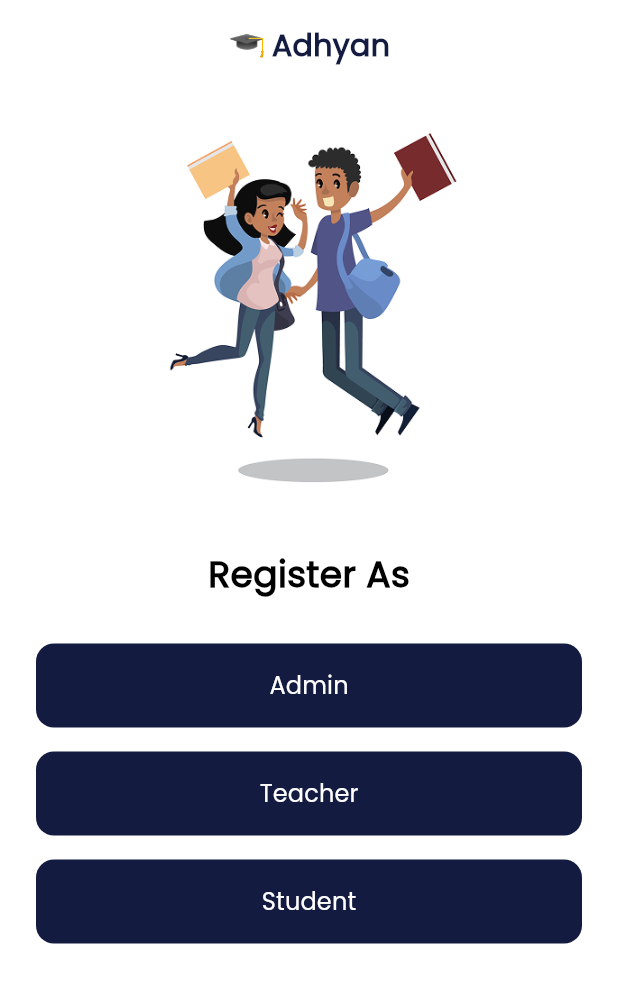
After one commit to DavidGuragain18/Aadhyan_LMS_main, a Flutter app: the RegisterPage screen opened directly, on a phone screen of 412 x 824 dp. The commit adds this screen. Shown: the top 983 px of the screen. Run offline on Flutter 3.47's test engine with Material 3 defaults, Android fonts, the phone set to English and light mode, and no system bars; our stand-ins replace accordion, awesome_dialog, babstrap_settings_screen, bloc, dartz, dio and 10 more; accounts and stored records are empty.

Commit message:
Teacher Regrestration

```diff
--- a/lms_forntend/lib/ai_chatbot/constant.dart
+++ b/lms_forntend/lib/ai_chatbot/constant.dart
@@ -1 +1 @@
-const API_KEY = "";
+const API_KEY = "6b4919c9d9453068a18c";
--- /dev/null
+++ b/lms_forntend/lib/features/auth/presentation/view/choose_users.dart
@@ -0,0 +1,121 @@
+import 'package:flutter/material.dart';
+import 'package:flutter/services.dart';
+
+void main() {
+  SystemChrome.setSystemUIOverlayStyle(
+    const SystemUiOverlayStyle(
+      statusBarColor: Colors.transparent,
+      statusBarIconBrightness: Brightness.dark,
+    ),
+  );
+  runApp(const MyApp());
+}
+
+class MyApp extends StatelessWidget {
+  const MyApp({Key? key}) : super(key: key);
+
+  @override
+  Widget build(BuildContext context) {
+    return MaterialApp(
+      title: 'Adhyan',
+      debugShowCheckedModeBanner: false,
+      theme: ThemeData(
+        primarySwatch: Colors.blue,
+        fontFamily: 'SF Pro Display',
+      ),
+      home: const RegisterPage(),
+    );
+  }
+}
+
+class RegisterPage extends StatelessWidget {
+  const RegisterPage({Key? key}) : super(key: key);
+
+  @override
+  Widget build(BuildContext context) {
+    return Scaffold(
+      backgroundColor: Colors.white,
+      body: SafeArea(
+        child: Padding(
+          padding: const EdgeInsets.symmetric(horizontal: 24.0),
+          child: Column(
+            crossAxisAlignment: CrossAxisAlignment.center,
+            children: [
+              const SizedBox(height: 16),
+              // App name with graduation cap emoji
+              Row(
+                mainAxisAlignment: MainAxisAlignment.center,
+                children: const [
+                  Text(
+                    "🎓",
+                    style: TextStyle(fontSize: 20),
+                  ),
+                  SizedBox(width: 4),
+                  Text(
+                    "Adhyan",
+                    style: TextStyle(
+                      fontSize: 20,
+                      fontWeight: FontWeight.bold,
+                      color: Color(0xFF141B41),
+                    ),
+                  ),
+                ],
+              ),
+              const SizedBox(height: 30),
+              // Students illustration - using local asset path
+              Image.asset(
+                'assets/images/image.png', // Replace with your actual image path
+                height: 250,
+                fit: BoxFit.contain,
+              ),
+              const SizedBox(height: 40),
+              // Register As text
+              const Text(
+                'Register As',
+                style: TextStyle(
+                  fontSize: 24,
+                  fontWeight: FontWeight.bold,
+                  color: Colors.black,
+                ),
+              ),
+              const SizedBox(height: 30),
+              // Admin button
+              _buildRoleButton(context, 'Admin'),
+              const SizedBox(height: 16),
+              // Teacher button
+              _buildRoleButton(context, 'Teacher'),
+              const SizedBox(height: 16),
+              // Student button
+              _buildRoleButton(context, 'Student'),
+            ],
+          ),
+        ),
+      ),
+    );
+  }
+
+  Widget _buildRoleButton(BuildContext context, String role) {
+    return SizedBox(
+      width: double.infinity,
+      height: 56,
+      child: ElevatedButton(
+        onPressed: () {},
+        style: ElevatedButton.styleFrom(
+          backgroundColor: const Color(0xFF141B41),
+          foregroundColor: Colors.white,
+          shape: RoundedRectangleBorder(
+            borderRadius: BorderRadius.circular(12),
+          ),
+          elevation: 0,
+        ),
+        child: Text(
+          role,
+          style: const TextStyle(
+            fontSize: 16,
+            fontWeight: FontWeight.w500,
+          ),
+        ),
+      ),
+    );
+  }
+}
--- a/lms_forntend/lib/features/auth/presentation/view/register_view.dart
+++ b/lms_forntend/lib/features/auth/presentation/view/register_view.dart
@@ -282,8 +282,9 @@ class _RegisterViewState extends ConsumerState<RegisterView> {
                           return showSnackBar(
                               message:
                                   'Passowrd do not match with confirm password',
-                              context: context, color: Colors.red);
-                        }else{
+                              context: context,
+                              color: Colors.red);
+                        } else {
                           final userData = AuthEntity(
                               fullName: _fullNameController.text.trim(),
                               email: _emailController.text.trim(),
```
Also changed, not shown: lms_forntend/lib/features/auth/presentation/view/register_teacher.dart (added, +437 -0 lines), lms_forntend/lib/features/course/presentation/viewmodel/course_view_model.dart (+6 -6 lines), lms_forntend/assets/images/image.png (added), lms_forntend/lib/features/auth/presentation/view/login_view.dart (indentation only). Lines whose indentation alone changed are shown as unchanged.
